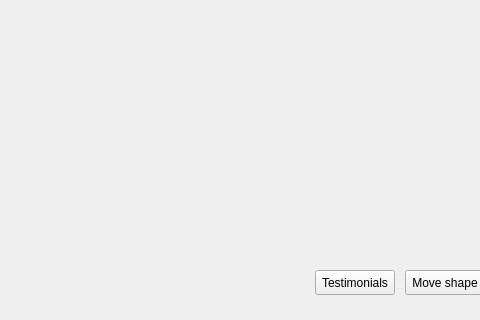
First picture: the form in admindialog.ui, repository chrisq327/CS1C-Team-Rocket, before the edit; both pictures show x 185 to 665 and y 180 to 500 of the 1000 by 500 pixel window.
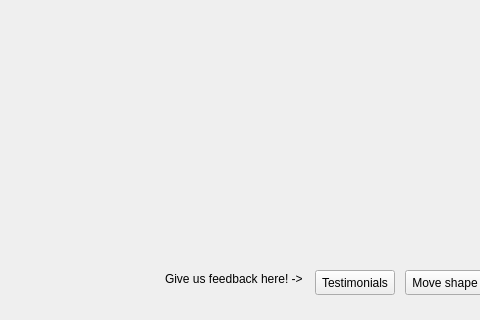
Second picture: the form after the edit.

The edit to the form file:
```diff
--- a/admindialog.ui
+++ b/admindialog.ui
@@ -78,6 +78,19 @@
     <string>Testimonials</string>
    </property>
   </widget>
+  <widget class="QLabel" name="label">
+   <property name="geometry">
+    <rect>
+     <x>350</x>
+     <y>450</y>
+     <width>151</width>
+     <height>17</height>
+    </rect>
+   </property>
+   <property name="text">
+    <string>Give us feedback here! -&gt;</string>
+   </property>
+  </widget>
  </widget>
  <resources/>
  <connections/>
```
